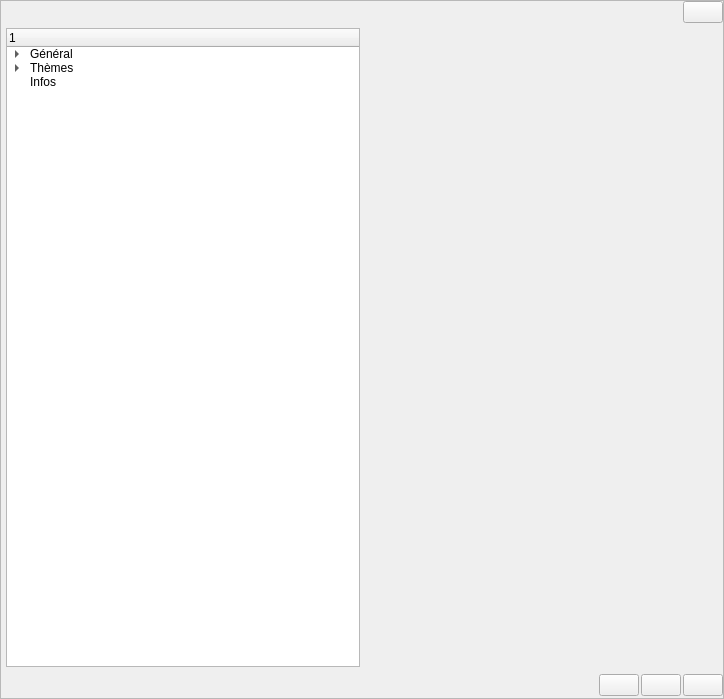
First picture: the form in src/gui/dlg.ui, repository LaM0uette/PySide6_Blank_Project_demo, before the edit.
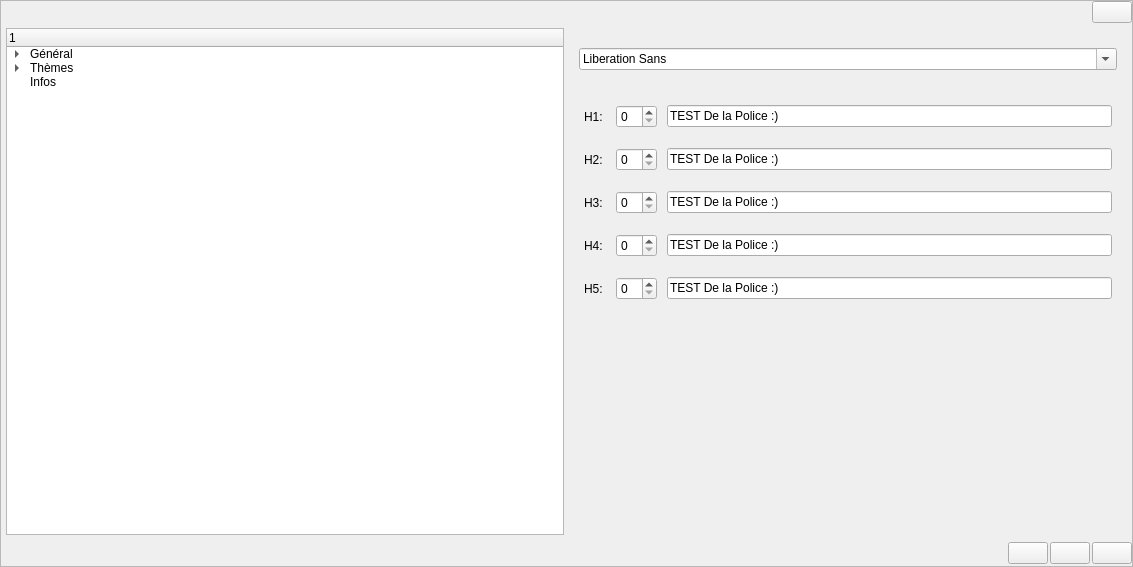
Second picture: the form after the edit. The open tabs and pages were chosen to show the change.

The edit to the form file:
```diff
--- a/src/gui/dlg.ui
+++ b/src/gui/dlg.ui
@@ -6,8 +6,8 @@
    <rect>
     <x>0</x>
     <y>0</y>
-    <width>724</width>
-    <height>699</height>
+    <width>1133</width>
+    <height>567</height>
    </rect>
   </property>
   <layout class="QGridLayout" name="glay_dlg">
@@ -517,7 +517,247 @@
                 </item>
                </layout>
               </widget>
-              <widget class="QWidget" name="pg_opt_font"/>
+              <widget class="QWidget" name="pg_opt_font">
+               <layout class="QVBoxLayout" name="vlay_pg_opt_font">
+                <property name="spacing">
+                 <number>10</number>
+                </property>
+                <property name="leftMargin">
+                 <number>10</number>
+                </property>
+                <property name="topMargin">
+                 <number>20</number>
+                </property>
+                <property name="rightMargin">
+                 <number>10</number>
+                </property>
+                <property name="bottomMargin">
+                 <number>10</number>
+                </property>
+                <item>
+                 <widget class="QFontComboBox" name="fcb_opt_ft_font"/>
+                </item>
+                <item>
+                 <spacer name="verticalSpacer_8">
+                  <property name="orientation">
+                   <enum>Qt::Vertical</enum>
+                  </property>
+                  <property name="sizeType">
+                   <enum>QSizePolicy::Fixed</enum>
+                  </property>
+                  <property name="sizeHint" stdset="0">
+                   <size>
+                    <width>20</width>
+                    <height>20</height>
+                   </size>
+                  </property>
+                 </spacer>
+                </item>
+                <item>
+                 <widget class="QFrame" name="fr_opt_ft_h1">
+                  <layout class="QHBoxLayout" name="hlay_opt_ft_h1">
+                   <property name="spacing">
+                    <number>10</number>
+                   </property>
+                   <property name="leftMargin">
+                    <number>5</number>
+                   </property>
+                   <property name="topMargin">
+                    <number>5</number>
+                   </property>
+                   <property name="rightMargin">
+                    <number>5</number>
+                   </property>
+                   <property name="bottomMargin">
+                    <number>5</number>
+                   </property>
+                   <item>
+                    <widget class="QLabel" name="lb_opt_ft_h1">
+                     <property name="text">
+                      <string>H1: </string>
+                     </property>
+                    </widget>
+                   </item>
+                   <item>
+                    <widget class="QSpinBox" name="sb_opt_ft_h1"/>
+                   </item>
+                   <item>
+                    <widget class="QLineEdit" name="le_opt_ft_texte_h1">
+                     <property name="text">
+                      <string>TEST De la Police :)</string>
+                     </property>
+                    </widget>
+                   </item>
+                  </layout>
+                 </widget>
+                </item>
+                <item>
+                 <widget class="QFrame" name="fr_opt_ft_h2">
+                  <layout class="QHBoxLayout" name="hlay_opt_ft_h2">
+                   <property name="spacing">
+                    <number>10</number>
+                   </property>
+                   <property name="leftMargin">
+                    <number>5</number>
+                   </property>
+                   <property name="topMargin">
+                    <number>5</number>
+                   </property>
+                   <property name="rightMargin">
+                    <number>5</number>
+                   </property>
+                   <property name="bottomMargin">
+                    <number>5</number>
+                   </property>
+                   <item>
+                    <widget class="QLabel" name="lb_opt_ft_h2">
+                     <property name="text">
+                      <string>H2: </string>
+                     </property>
+                    </widget>
+                   </item>
+                   <item>
+                    <widget class="QSpinBox" name="sb_opt_ft_h2"/>
+                   </item>
+                   <item>
+                    <widget class="QLineEdit" name="le_opt_ft_texte_h2">
+                     <property name="text">
+                      <string>TEST De la Police :)</string>
+                     </property>
+                    </widget>
+                   </item>
+                  </layout>
+                 </widget>
+                </item>
+                <item>
+                 <widget class="QFrame" name="fr_opt_ft_h3">
+                  <layout class="QHBoxLayout" name="hlay_opt_ft_h3">
+                   <property name="spacing">
+                    <number>10</number>
+                   </property>
+                   <property name="leftMargin">
+                    <number>5</number>
+                   </property>
+                   <property name="topMargin">
+                    <number>5</number>
+                   </property>
+                   <property name="rightMargin">
+                    <number>5</number>
+                   </property>
+                   <property name="bottomMargin">
+                    <number>5</number>
+                   </property>
+                   <item>
+                    <widget class="QLabel" name="lb_opt_ft_h3">
+                     <property name="text">
+                      <string>H3: </string>
+                     </property>
+                    </widget>
+                   </item>
+                   <item>
+                    <widget class="QSpinBox" name="sb_opt_ft_h3"/>
+                   </item>
+                   <item>
+                    <widget class="QLineEdit" name="le_opt_ft_texte_h3">
+                     <property name="text">
+                      <string>TEST De la Police :)</string>
+                     </property>
+                    </widget>
+                   </item>
+                  </layout>
+                 </widget>
+                </item>
+                <item>
+                 <widget class="QFrame" name="fr_opt_ft_h4">
+                  <layout class="QHBoxLayout" name="hlay_opt_ft_h4">
+                   <property name="spacing">
+                    <number>10</number>
+                   </property>
+                   <property name="leftMargin">
+                    <number>5</number>
+                   </property>
+                   <property name="topMargin">
+                    <number>5</number>
+                   </property>
+                   <property name="rightMargin">
+                    <number>5</number>
+                   </property>
+                   <property name="bottomMargin">
+                    <number>5</number>
+                   </property>
+                   <item>
+                    <widget class="QLabel" name="lb_opt_ft_h4">
+                     <property name="text">
+                      <string>H4: </string>
+                     </property>
+                    </widget>
+                   </item>
+                   <item>
+                    <widget class="QSpinBox" name="sb_opt_ft_h4"/>
+                   </item>
+                   <item>
+                    <widget class="QLineEdit" name="le_opt_ft_texte_h4">
+                     <property name="text">
+                      <string>TEST De la Police :)</string>
+                     </property>
+                    </widget>
+                   </item>
+                  </layout>
+                 </widget>
+                </item>
+                <item>
+                 <widget class="QFrame" name="fr_opt_ft_h5">
+                  <layout class="QHBoxLayout" name="hlay_opt_ft_h5">
+                   <property name="spacing">
+                    <number>10</number>
+                   </property>
+                   <property name="leftMargin">
+                    <number>5</number>
+                   </property>
+                   <property name="topMargin">
+                    <number>5</number>
+                   </property>
+                   <property name="rightMargin">
+                    <number>5</number>
+                   </property>
+                   <property name="bottomMargin">
+                    <number>5</number>
+                   </property>
+                   <item>
+                    <widget class="QLabel" name="lb_opt_ft_h5">
+                     <property name="text">
+                      <string>H5: </string>
+                     </property>
+                    </widget>
+                   </item>
+                   <item>
+                    <widget class="QSpinBox" name="sb_opt_ft_h5"/>
+                   </item>
+                   <item>
+                    <widget class="QLineEdit" name="le_opt_ft_texte_h5">
+                     <property name="text">
+                      <string>TEST De la Police :)</string>
+                     </property>
+                    </widget>
+                   </item>
+                  </layout>
+                 </widget>
+                </item>
+                <item>
+                 <spacer name="verticalSpacer_7">
+                  <property name="orientation">
+                   <enum>Qt::Vertical</enum>
+                  </property>
+                  <property name="sizeHint" stdset="0">
+                   <size>
+                    <width>20</width>
+                    <height>40</height>
+                   </size>
+                  </property>
+                 </spacer>
+                </item>
+               </layout>
+              </widget>
               <widget class="QWidget" name="pg_opt_configs"/>
               <widget class="QWidget" name="pg_opt_cur"/>
               <widget class="QWidget" name="pg_opt_themes">
```
